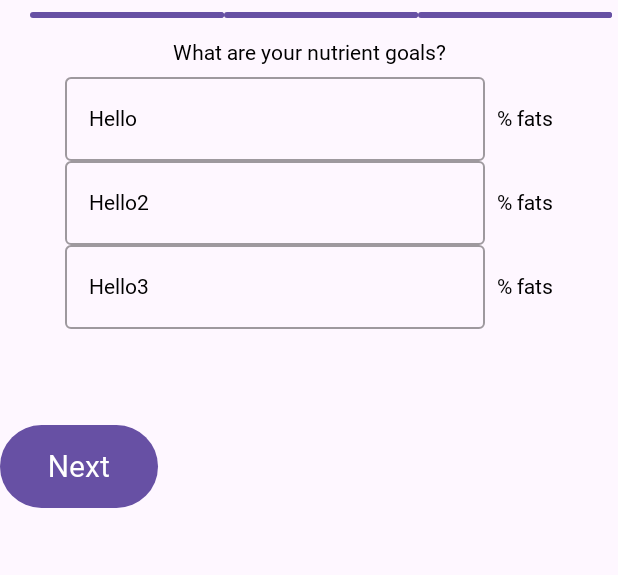
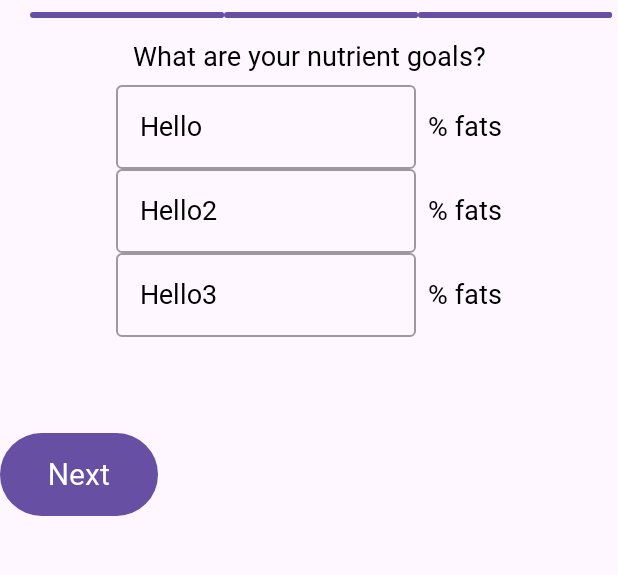
Before and after one commit to landmuc/traCked, an Android app built with Jetpack Compose: the NutrientGoalScreen screen opened through its navigation route, on a phone screen of 412 x 824 dp, the part 55-630 px from its top. Run offline under Robolectric (Android 15) with nearby library versions, the phone set to English and light mode, and no system bars; our stand-ins replace Dagger/Hilt's generated code.

Commit message:
Implemented PersonalInfoViewModel

```diff
--- a/app/src/main/AndroidManifest.xml
+++ b/app/src/main/AndroidManifest.xml
@@ -3,6 +3,7 @@
     xmlns:tools="http://schemas.android.com/tools">
 
     <application
+        android:name=".TrackedApp"
         android:allowBackup="true"
         android:dataExtractionRules="@xml/data_extraction_rules"
         android:fullBackupContent="@xml/backup_rules"
--- a/app/src/main/java/com/landmuc/tracked/MainActivity.kt
+++ b/app/src/main/java/com/landmuc/tracked/MainActivity.kt
@@ -5,7 +5,9 @@ import androidx.activity.ComponentActivity
 import androidx.activity.compose.setContent
 import com.landmuc.tracked.navigation.Navigation
 import com.landmuc.tracked.ui.theme.TraCkedTheme
+import dagger.hilt.android.AndroidEntryPoint
 
+@AndroidEntryPoint
 class MainActivity : ComponentActivity() {
     override fun onCreate(savedInstanceState: Bundle?) {
         super.onCreate(savedInstanceState)
--- a/app/src/main/java/com/landmuc/tracked/navigation/Navigation.kt
+++ b/app/src/main/java/com/landmuc/tracked/navigation/Navigation.kt
@@ -10,7 +10,6 @@ import androidx.navigation.NavHostController
 import androidx.navigation.compose.NavHost
 import androidx.navigation.compose.composable
 import androidx.navigation.compose.rememberNavController
-import com.landmuc.questionnaire_presentation.QuestionnaireScreen
 import com.landmuc.questionnaire_presentation.activity_and_goal.ActivityAndGoalScreen
 import com.landmuc.questionnaire_presentation.nutrient_goal.NutrientGoalScreen
 import com.landmuc.questionnaire_presentation.personal_info.PersonalInfoScreen
--- a/core/src/main/res/values/strings.xml
+++ b/core/src/main/res/values/strings.xml
@@ -11,6 +11,7 @@
     <string name="whats_your_height">What\'s your height?</string>
     <string name="kg">kg</string>
     <string name="cm">cm</string>
+    <string name="error_name_cant_be_empty">Please enter a name or an alias</string>
     <string name="error_age_cant_be_empty">The age can\'t be empty</string>
     <string name="error_height_cant_be_empty">The height can\'t be empty</string>
     <string name="error_weight_cant_be_empty">The weight can\'t be empty</string>
--- a/questionnaire/questionnaire_presentation/src/main/java/com/landmuc/questionnaire_presentation/components/SelectableButton.kt
+++ b/questionnaire/questionnaire_presentation/src/main/java/com/landmuc/questionnaire_presentation/components/SelectableButton.kt
@@ -23,9 +23,9 @@ fun SelectableButton(
     onClick: () -> Unit,
     isSelected: Boolean,
     color: Color,
-    selectedColor: Color,
+    selectedTextColor: Color,
     modifier: Modifier = Modifier,
-    textStyle: TextStyle = MaterialTheme.typography.displayMedium
+    textStyle: TextStyle = MaterialTheme.typography.displayLarge
 ) {
     val spacing = LocalSpacing.current
     Box(
@@ -34,11 +34,11 @@ fun SelectableButton(
             .clip(RoundedCornerShape(100.dp))
             .border(
                 width = 2.dp,
-                color = if (isSelected) selectedColor else color,
+                color = color,
                 shape = RoundedCornerShape(100.dp)
             )
             .background(
-                color = if (isSelected) selectedColor else color,
+                color = if (isSelected) color else Color.Transparent,
                 shape = RoundedCornerShape(100.dp)
             )
             .padding(spacing.spaceMedium),
@@ -46,7 +46,7 @@ fun SelectableButton(
     ) {
         Text(
             text = text,
-            color = if (isSelected) selectedColor else color,
+            color = if (isSelected) selectedTextColor else color,
             style = textStyle
         )
     }
--- a/questionnaire/questionnaire_presentation/src/main/java/com/landmuc/questionnaire_presentation/components/TextQuestion.kt
+++ b/questionnaire/questionnaire_presentation/src/main/java/com/landmuc/questionnaire_presentation/components/TextQuestion.kt
@@ -27,7 +27,7 @@ fun TextQuestion(
     ) {
         Text(
             text = questionText,
-            style = MaterialTheme.typography.displayMedium
+            style = MaterialTheme.typography.displayLarge
         )
         Spacer(modifier = Modifier.height(spacing.spaceSmall))
         UnitTextField(
--- a/questionnaire/questionnaire_presentation/src/main/java/com/landmuc/questionnaire_presentation/components/TextQuestionThreeAnswers.kt
+++ b/questionnaire/questionnaire_presentation/src/main/java/com/landmuc/questionnaire_presentation/components/TextQuestionThreeAnswers.kt
@@ -16,12 +16,12 @@ import com.landmuc.core_ui.LocalSpacing
 @Composable
 fun TextQuestionThreeAnswers(
     questionText: String,
-    LeftInputText: String,
-    MiddleInputText: String,
-    RightInputText: String,
-    LeftOnValueChange: (String) -> Unit,
-    MiddleOnValueChange: (String) -> Unit,
-    RightOnValueChange: (String) -> Unit,
+    leftInputText: String,
+    middleInputText: String,
+    rightInputText: String,
+    leftOnValueChange: (String) -> Unit,
+    middleOnValueChange: (String) -> Unit,
+    rightOnValueChange: (String) -> Unit,
     unit: String,
     modifier: Modifier = Modifier
 ) {
@@ -33,7 +33,7 @@ fun TextQuestionThreeAnswers(
     ) {
         Text(
             text = questionText,
-            style = MaterialTheme.typography.displayMedium
+            style = MaterialTheme.typography.displayLarge
         )
         Spacer(modifier = Modifier.height(spacing.spaceSmall))
         Column(
@@ -41,18 +41,18 @@ fun TextQuestionThreeAnswers(
             modifier = Modifier.fillMaxWidth()
         ) {
             UnitTextField(
-                text = LeftInputText,
-                onValueChange = LeftOnValueChange,
+                text = leftInputText,
+                onValueChange = leftOnValueChange,
                 unit = unit
             )
             UnitTextField(
-                text = MiddleInputText,
-                onValueChange = MiddleOnValueChange,
+                text = middleInputText,
+                onValueChange = middleOnValueChange,
                 unit = unit
             )
             UnitTextField(
-                text = RightInputText,
-                onValueChange = RightOnValueChange,
+                text = rightInputText,
+                onValueChange = rightOnValueChange,
                 unit = unit
             )
         }
--- a/questionnaire/questionnaire_presentation/src/main/java/com/landmuc/questionnaire_presentation/components/UnitTextField.kt
+++ b/questionnaire/questionnaire_presentation/src/main/java/com/landmuc/questionnaire_presentation/components/UnitTextField.kt
@@ -4,6 +4,7 @@ import androidx.compose.foundation.layout.Arrangement
 import androidx.compose.foundation.layout.IntrinsicSize
 import androidx.compose.foundation.layout.Row
 import androidx.compose.foundation.layout.Spacer
+import androidx.compose.foundation.layout.defaultMinSize
 import androidx.compose.foundation.layout.fillMaxWidth
 import androidx.compose.foundation.layout.width
 import androidx.compose.material.OutlinedTextField
@@ -12,6 +13,7 @@ import androidx.compose.material3.MaterialTheme
 import androidx.compose.runtime.Composable
 import androidx.compose.ui.Modifier
 import androidx.compose.ui.layout.LastBaseline
+import androidx.compose.ui.unit.dp
 import com.landmuc.core_ui.LocalSpacing
 
 @Composable
@@ -29,16 +31,16 @@ fun UnitTextField(
         OutlinedTextField(
             value = text,
             onValueChange = onValueChange,
-            textStyle = MaterialTheme.typography.displayMedium,
+            textStyle = MaterialTheme.typography.displayLarge,
             singleLine = true,
             modifier = Modifier
-                .width(IntrinsicSize.Min)
+                .width(200.dp)
                 .alignBy(LastBaseline)
         )
         Spacer(modifier = Modifier.width(spacing.spaceSmall))
         Text(
             text = unit,
-            style = MaterialTheme.typography.displayMedium,
+            style = MaterialTheme.typography.displayLarge,
             modifier = Modifier
                 .alignBy(LastBaseline)
             )
--- a/questionnaire/questionnaire_presentation/src/main/java/com/landmuc/questionnaire_presentation/nutrient_goal/NutrientGoalScreen.kt
+++ b/questionnaire/questionnaire_presentation/src/main/java/com/landmuc/questionnaire_presentation/nutrient_goal/NutrientGoalScreen.kt
@@ -33,12 +33,12 @@ fun NutrientGoalScreen(
        ) {
            TextQuestionThreeAnswers(
                questionText = stringResource(id = R.string.what_are_your_nutrient_goals),
-               LeftInputText = "Hello",
-               MiddleInputText = "Hello2",
-               RightInputText = "Hello3",
-               LeftOnValueChange = {},
-               MiddleOnValueChange = {},
-               RightOnValueChange = {},
+               leftInputText = "Hello",
+               middleInputText = "Hello2",
+               rightInputText = "Hello3",
+               leftOnValueChange = {},
+               middleOnValueChange = {},
+               rightOnValueChange = {},
                unit = stringResource(id = R.string.percent_fats)
            )
            Spacer(modifier = Modifier.height(spacing.spaceExtraLarge))
--- a/questionnaire/questionnaire_presentation/src/main/java/com/landmuc/questionnaire_presentation/personal_info/PersonalInfoScreen.kt
+++ b/questionnaire/questionnaire_presentation/src/main/java/com/landmuc/questionnaire_presentation/personal_info/PersonalInfoScreen.kt
@@ -1,25 +1,34 @@
 package com.landmuc.questionnaire_presentation.personal_info
 
+import androidx.compose.foundation.layout.Column
+import androidx.compose.foundation.layout.Row
 import androidx.compose.foundation.layout.Spacer
 import androidx.compose.foundation.layout.fillMaxSize
 import androidx.compose.foundation.layout.height
 import androidx.compose.foundation.layout.padding
+import androidx.compose.foundation.layout.width
 import androidx.compose.foundation.lazy.LazyColumn
+import androidx.compose.material.Text
+import androidx.compose.material3.MaterialTheme
 import androidx.compose.material3.Scaffold
 import androidx.compose.runtime.Composable
 import androidx.compose.ui.Alignment
 import androidx.compose.ui.Modifier
+import androidx.compose.ui.graphics.Color
 import androidx.compose.ui.res.stringResource
+import androidx.hilt.navigation.compose.hiltViewModel
 import com.landmuc.core_ui.LocalSpacing
 import com.landmuc.questionnaire_presentation.components.TextQuestion
 import com.landmuc.core.R
+import com.landmuc.core.domain.model.Gender
 import com.landmuc.questionnaire_presentation.components.ActionButton
+import com.landmuc.questionnaire_presentation.components.SelectableButton
 import com.landmuc.questionnaire_presentation.components.TopAppBar
 
 @Composable
 fun PersonalInfoScreen(
     onClick: () -> Unit,
-    modifier: Modifier = Modifier
+    viewModel: PersonalInfoViewModel = hiltViewModel()
 ) {
     val spacing = LocalSpacing.current
     Scaffold(
@@ -32,45 +41,66 @@ fun PersonalInfoScreen(
         LazyColumn(
             contentPadding = it,
             horizontalAlignment = Alignment.CenterHorizontally,
-            modifier = modifier
+            modifier = Modifier
                 .fillMaxSize()
                 .padding(bottom = spacing.spaceMedium)
         ) {
             item {
                 TextQuestion(
                     questionText = stringResource(id = R.string.whats_your_name),
-                    text = "",
-                    onValueChange = {},
-                    unit = "    "
+                    text = viewModel.personalInfoUiState.name,
+                    onValueChange = { viewModel.onEvent(PersonalInfoEvent.OnNameEnter(it)) },
+                    unit = ""
                 )
                 Spacer(modifier = Modifier.height(spacing.spaceExtraLarge))
                 TextQuestion(
                     questionText = stringResource(id = R.string.whats_your_age),
-                    text = "",
-                    onValueChange = {},
+                    text = viewModel.personalInfoUiState.age,
+                    onValueChange = { viewModel.onEvent(PersonalInfoEvent.OnAgeEnter(it)) },
                     unit = stringResource(id = R.string.years)
                 )
                 Spacer(modifier = Modifier.height(spacing.spaceExtraLarge))
                 TextQuestion(
                     questionText = stringResource(id = R.string.whats_your_height),
-                    text = "",
-                    onValueChange = {},
+                    text = viewModel.personalInfoUiState.height,
+                    onValueChange = { viewModel.onEvent(PersonalInfoEvent.OnHeightEnter(it))},
                     unit = stringResource(id = R.string.cm)
                 )
                 Spacer(modifier = Modifier.height(spacing.spaceExtraLarge))
                 TextQuestion(
                     questionText = stringResource(id = R.string.whats_your_weight),
-                    text = "",
-                    onValueChange = {},
+                    text = viewModel.personalInfoUiState.weight,
+                    onValueChange = { viewModel.onEvent(PersonalInfoEvent.OnWeightEnter(it))},
                     unit = stringResource(id = R.string.kg)
                 )
                 Spacer(modifier = Modifier.height(spacing.spaceExtraLarge))
-                TextQuestion(
-                    questionText = stringResource(id = R.string.whats_your_gender),
-                    text = "",
-                    onValueChange = {},
-                    unit = ""
-                )
+                Column(
+                    horizontalAlignment = Alignment.CenterHorizontally,
+                    modifier = Modifier
+                ) {
+                    Text(
+                        text = stringResource(id = R.string.whats_your_gender),
+                        style = MaterialTheme.typography.displayLarge
+                    )
+                    Spacer(modifier = Modifier.height(spacing.spaceSmall))
+                    Row {
+                        SelectableButton(
+                            text = stringResource(id = R.string.male),
+                            onClick = { viewModel.onEvent(PersonalInfoEvent.OnGenderSelect(Gender.Male)) },
+                            isSelected = viewModel.personalInfoUiState.gender is Gender.Male,
+                            color = MaterialTheme.colorScheme.primaryContainer,
+                            selectedTextColor = Color.Black
+                        )
+                        Spacer(modifier = Modifier.width(spacing.spaceMedium))
+                        SelectableButton(
+                            text = stringResource(id = R.string.female),
+                            onClick = { viewModel.onEvent(PersonalInfoEvent.OnGenderSelect(Gender.Female)) },
+                            isSelected = viewModel.personalInfoUiState.gender is Gender.Female,
+                            color = MaterialTheme.colorScheme.primaryContainer,
+                            selectedTextColor = Color.Black
+                        )
+                    }
+                }
                 Spacer(modifier = Modifier.height(spacing.spaceExtraLarge))
                 ActionButton(
                     text = stringResource(id = R.string.next),
--- /dev/null
+++ b/questionnaire/questionnaire_presentation/src/main/java/com/landmuc/questionnaire_presentation/personal_info/PersonalInfoUiState.kt
@@ -0,0 +1,11 @@
+package com.landmuc.questionnaire_presentation.personal_info
+
+import com.landmuc.core.domain.model.Gender
+
+data class PersonalInfoUiState(
+    val name: String = "",
+    val age: String = "",
+    val height: String = "",
+    val weight: String = "",
+    val gender: Gender = Gender.Male
+)
```
Also changed, not shown: app/src/main/java/com/landmuc/tracked/di/AppModule.kt (added, +31 -0 lines), questionnaire/questionnaire_presentation/src/main/java/com/landmuc/questionnaire_presentation/QuestionnaireScreen.kt (deleted, +0 -106 lines), questionnaire/questionnaire_presentation/src/main/java/com/landmuc/questionnaire_presentation/components/ButtonQuestion.kt (+7 -7 lines), questionnaire/questionnaire_presentation/src/main/java/com/landmuc/questionnaire_presentation/personal_info/PersonalInfoEvent.kt (added, +11 -0 lines), questionnaire/questionnaire_presentation/src/main/java/com/landmuc/questionnaire_presentation/personal_info/PersonalInfoViewModel.kt (+78 -1 lines).
